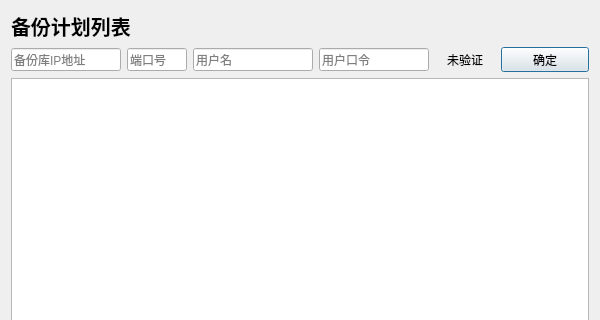
First picture: the form in RemoteBackUpSystem/PlaneList.ui, repository THIRTEEN713/RemoteBackUpSystem, before the edit; both pictures show x 0 to 600 and y 0 to 320 of the 600 by 500 pixel window.
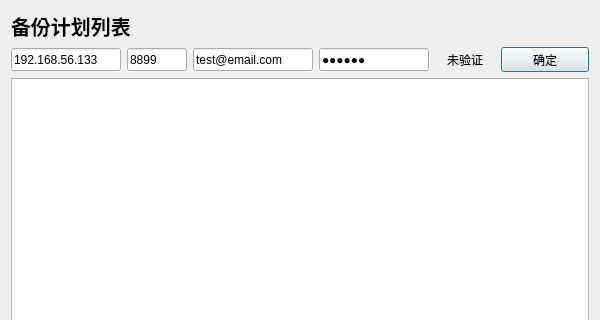
Second picture: the form after the edit.

Diff of the .ui file:
```diff
--- a/RemoteBackUpSystem/PlaneList.ui
+++ b/RemoteBackUpSystem/PlaneList.ui
@@ -55,6 +55,9 @@
          <height>23</height>
         </size>
        </property>
+       <property name="text">
+        <string>192.168.56.133</string>
+       </property>
        <property name="placeholderText">
         <string>备份库IP地址</string>
        </property>
@@ -74,6 +77,9 @@
          <height>23</height>
         </size>
        </property>
+       <property name="text">
+        <string>8899</string>
+       </property>
        <property name="placeholderText">
         <string>端口号</string>
        </property>
@@ -93,6 +99,9 @@
          <height>23</height>
         </size>
        </property>
+       <property name="text">
+        <string>test@email.com</string>
+       </property>
        <property name="placeholderText">
         <string>用户名</string>
        </property>
@@ -112,6 +121,9 @@
          <height>23</height>
         </size>
        </property>
+       <property name="text">
+        <string>123456</string>
+       </property>
        <property name="echoMode">
         <enum>QLineEdit::EchoMode::Password</enum>
        </property>
```
